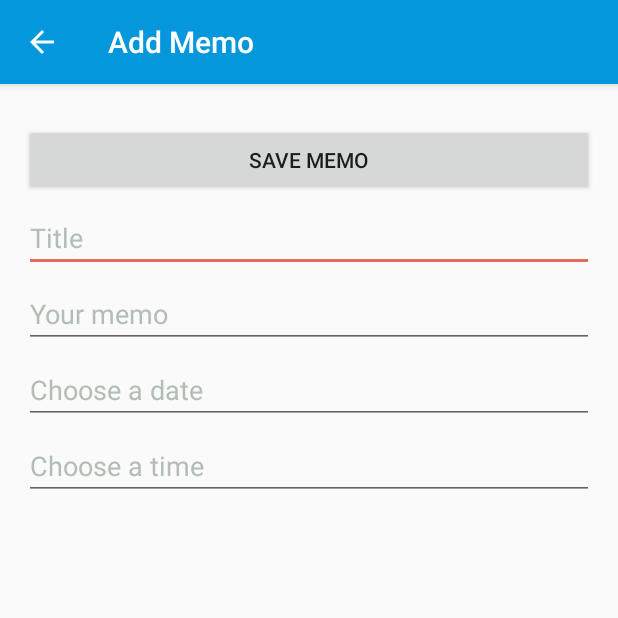
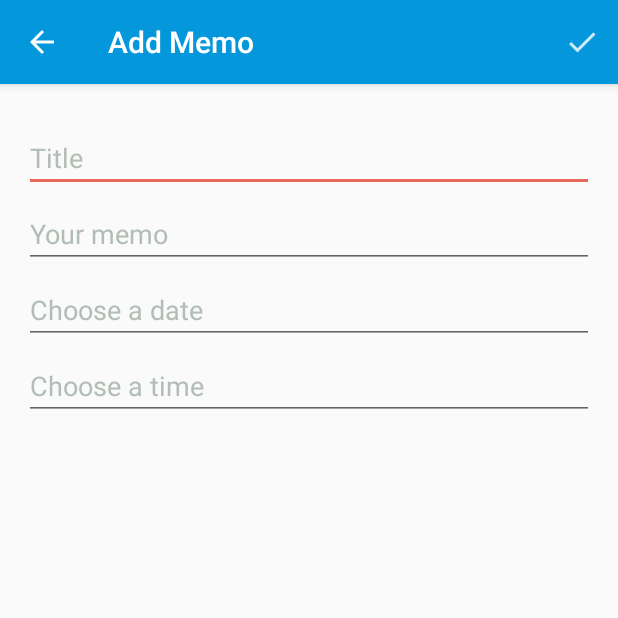
Before and after one commit to demetsn/IntegrationGP4, an Android app: the AddMemoActivity screen opened directly, with no data from a screen before it, on a phone screen of 412 x 824 dp, the top half of it. Run offline under Robolectric (Android 15) with nearby library versions, the phone set to English and light mode, and no system bars.

Commit message:
Suppression du bouton dans addMemo et ajout du bouton dans l'appbar

```diff
--- a/app/src/main/AndroidManifest.xml
+++ b/app/src/main/AndroidManifest.xml
@@ -32,7 +32,6 @@
             android:label="@string/app_name" >
             <intent-filter>
                 <action android:name="android.intent.action.MAIN" />
-
                 <category android:name="android.intent.category.LAUNCHER" />
             </intent-filter>
         </activity>
--- a/app/src/main/java/ephec/noticeme/AddMemoActivity.java
+++ b/app/src/main/java/ephec/noticeme/AddMemoActivity.java
@@ -11,26 +11,23 @@ import android.location.Address;
 import android.location.Geocoder;
 import android.location.Location;
 import android.os.Bundle;
-import android.support.design.widget.FloatingActionButton;
-import android.support.design.widget.Snackbar;
 import android.support.v4.app.NotificationCompat;
 import android.support.v7.app.AppCompatActivity;
 import android.support.v7.widget.Toolbar;
+import android.view.Menu;
+import android.view.MenuItem;
 import android.view.MotionEvent;
 import android.view.View;
-import android.widget.Button;
 import android.widget.DatePicker;
 import android.widget.ImageView;
 import android.widget.ScrollView;
 import android.widget.TextView;
 import android.widget.TimePicker;
-import android.widget.Toast;
 
 import com.google.android.gms.maps.CameraUpdateFactory;
 import com.google.android.gms.maps.GoogleMap;
 import com.google.android.gms.maps.OnMapReadyCallback;
 import com.google.android.gms.maps.SupportMapFragment;
-import com.google.android.gms.maps.model.CameraPosition;
 import com.google.android.gms.maps.model.LatLng;
 import com.google.android.gms.maps.model.Marker;
 import com.google.android.gms.maps.model.MarkerOptions;
@@ -50,7 +47,6 @@ public class AddMemoActivity extends AppCompatActivity
     private TextView description;
     private TextView date;
     private TextView time;
-    private Button save;
     private GoogleMap mMap;
     private LatLng loc;
     private Marker mMarker;
@@ -73,8 +69,6 @@ public class AddMemoActivity extends AppCompatActivity
         this.date.setOnClickListener(this);
         this.time = (TextView) this.findViewById(R.id.memo_textTime);
         this.time.setOnClickListener(this);
-        this.save = (Button) this.findViewById(R.id.memo_save_button);
-        this.save.setOnClickListener(this);
 
         final ScrollView mainSW = (ScrollView) this.findViewById(R.id.scrollView);
         ImageView transparentImg = (ImageView) this.findViewById(R.id.transparent_image);
@@ -103,6 +97,54 @@ public class AddMemoActivity extends AppCompatActivity
         mapFragment.getMapAsync(this);
 
         geocode = new Geocoder(this, Locale.getDefault());
+    }
+
+    @Override
+    public boolean onCreateOptionsMenu(Menu menu) {
+        // Inflate the menu; this adds items to the action bar if it is present.
+        getMenuInflater().inflate(R.menu.add_memo_menu, menu);
+        return true;
+    }
+    @Override
+    public boolean onOptionsItemSelected(MenuItem item) {
+        switch (item.getItemId()) {
+            case R.id.action_done:
+                //TODO Check the memo datas to avoid SQL injections.
+                //At this point, we consider the possible SQL injections, avoided.
+                Alarm memo = new Alarm();
+
+                memo.setTitle(title.getText().toString());
+                memo.setDescription(description.getText().toString());
+                memo.setAlarmDate(date.getText().toString() + "|" + time.getText().toString()); //Pas top on a xx/yy/zzzz|AA:BB
+                memo.setModificationDate(getActualTime());
+                memo.setLatitude(mMarker.getPosition().latitude);
+                memo.setLongitude(mMarker.getPosition().longitude);
+
+                //valeurs test
+                //memo.setLatitude(0.0);
+                //memo.setLongitude(0.0);
+                Random rn1 = new Random();
+                memo.setId(rn1.nextInt(10000));
+                memo.setGroupId(0);
+
+                DBHelper db = new DBHelper(this);
+
+                if(db.addAlarm(memo))
+                {
+                    launchNotification();
+
+                    Intent save = new Intent(this, MainActivity.class);
+                    startActivity(save);
+                }
+
+                return true;
+
+            default:
+                // If we got here, the user's action was not recognized.
+                // Invoke the superclass to handle it.
+                return super.onOptionsItemSelected(item);
+
+        }
     }
 
     @Override
@@ -186,37 +228,6 @@ public class AddMemoActivity extends AppCompatActivity
                 }, hour, minutes, true);
                 tpd.show();
                 break;
-
-            case R.id.memo_save_button:
-
-                //TODO Check the memo datas to avoid SQL injections.
-                //At this point, we consider the possible SQL injections, avoided.
-                Alarm memo = new Alarm();
-
-                memo.setTitle(title.getText().toString());
-                memo.setDescription(description.getText().toString());
-                memo.setAlarmDate(date.getText().toString() + "|" + time.getText().toString()); //Pas top on a xx/yy/zzzz|AA:BB
-                memo.setModificationDate(getActualTime());
-                memo.setLatitude(mMarker.getPosition().latitude);
-                memo.setLongitude(mMarker.getPosition().longitude);
-
-                //valeurs test
-                //memo.setLatitude(0.0);
-                //memo.setLongitude(0.0);
-                Random rn1 = new Random();
-                memo.setId(rn1.nextInt(10000));
-                memo.setGroupId(0);
-
-                DBHelper db = new DBHelper(this);
-
-                if(db.addAlarm(memo))
-                {
-                     launchNotification();
-
-                    Intent save = new Intent(this, MainActivity.class);
-                    startActivity(save);
-                }
-                break;
         }
     }
 
--- a/app/src/main/java/ephec/noticeme/LoginActivity.java
+++ b/app/src/main/java/ephec/noticeme/LoginActivity.java
@@ -28,11 +28,9 @@ import android.widget.Button;
 import android.widget.EditText;
 import android.widget.TextView;
 
-import java.io.BufferedInputStream;
 import java.io.BufferedReader;
 import java.io.BufferedWriter;
 import java.io.File;
-import java.io.FileInputStream;
 import java.io.FileNotFoundException;
 import java.io.FileOutputStream;
 import java.io.FileReader;
@@ -49,7 +47,6 @@ import java.security.spec.RSAPublicKeySpec;
 import java.util.ArrayList;
 import java.util.List;
 import java.security.*;
-
 import javax.crypto.Cipher;
 
 
--- a/app/src/main/java/ephec/noticeme/MainActivity.java
+++ b/app/src/main/java/ephec/noticeme/MainActivity.java
@@ -5,7 +5,6 @@ import android.support.v4.app.Fragment;
 import android.support.v4.app.FragmentManager;
 import android.os.Bundle;
 import android.support.design.widget.FloatingActionButton;
-import android.support.design.widget.Snackbar;
 import android.support.v4.app.FragmentTransaction;
 import android.view.View;
 import android.support.design.widget.NavigationView;
@@ -26,6 +25,7 @@ import java.io.FileReader;
 
 public class MainActivity extends AppCompatActivity
         implements NavigationView.OnNavigationItemSelectedListener {
+
     public static FragmentManager fragmentManager;
     @Override
     protected void onCreate(Bundle savedInstanceState) {
--- a/app/src/main/res/layout/content_add_memo.xml
+++ b/app/src/main/res/layout/content_add_memo.xml
@@ -20,29 +20,21 @@
             android:layout_height="wrap_content"
             android:layout_marginTop="5dp">
 
-            <Button
-                android:layout_width="fill_parent"
-                android:layout_height="wrap_content"
-                android:id="@+id/memo_save_button"
-                android:text="@string/addMemoSave"
-                android:layout_marginTop="5dp"/>
-
             <EditText
                 android:layout_width="fill_parent"
                 android:layout_height="wrap_content"
                 android:id="@+id/memo_title"
-                android:inputType="textNoSuggestions"
+                android:inputType="textCapSentences"
                 android:hint="@string/addMemoTitle"
                 android:textColorHint="@color/lightGrey"
                 android:scrollbars = "vertical"
-                android:layout_below="@+id/memo_save_button"
                 android:layout_marginTop="5dp" />
 
             <EditText
                 android:layout_width="fill_parent"
                 android:layout_height="wrap_content"
                 android:id="@+id/memo_description"
-                android:inputType="textMultiLine"
+                android:inputType="textCapSentences|textMultiLine"
                 android:hint="@string/addMemoDescription"
                 android:layout_below="@+id/memo_title"
                 android:textColorHint="@color/lightGrey"
--- /dev/null
+++ b/app/src/main/res/menu/add_memo_menu.xml
@@ -0,0 +1,11 @@
+<?xml version="1.0" encoding="utf-8"?>
+<menu xmlns:android="http://schemas.android.com/apk/res/android"
+    xmlns:app="http://schemas.android.com/apk/res-auto">
+
+    <!-- "Mark Favorite", should appear as action button if possible -->
+    <item
+        android:id="@+id/action_done"
+        android:icon="@drawable/ic_done_big"
+        android:title="Save"
+        app:showAsAction="ifRoom"/>
+</menu>
```
Also changed, not shown: app/src/main/res/drawable-hdpi/ic_done.png (added), app/src/main/res/drawable-hdpi/ic_done_big.png (added), app/src/main/res/drawable-mdpi/ic_done.png (added), app/src/main/res/drawable-mdpi/ic_done_big.png (added), app/src/main/res/drawable-xhdpi/ic_done.png (added), app/src/main/res/drawable-xhdpi/ic_done_big.png (added), app/src/main/res/drawable-xxhdpi/ic_done.png (added), app/src/main/res/drawable-xxhdpi/ic_done_big.png (added).
